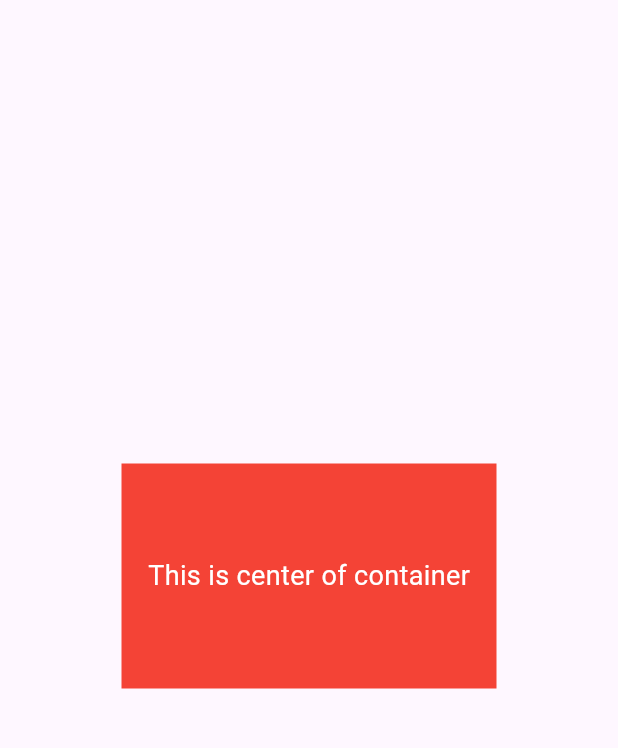
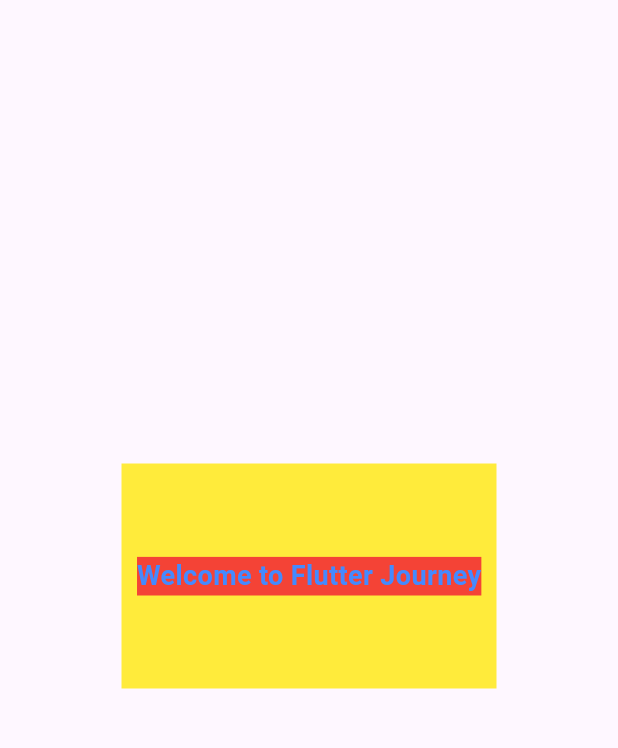
Before and after one commit to thisisdishang/JourneyToFlutter, a Flutter app: the screen it shows after launch, on a phone screen of 412 x 824 dp, the part 84-832 px from its top. Run offline on Flutter 3.47's test engine with Material 3 defaults, Android fonts, the phone set to English and light mode, and no system bars.

Commit message:
learn text widget and their style

```diff
--- a/lib/main.dart
+++ b/lib/main.dart
@@ -44,18 +44,21 @@ class _MyHomePageState extends State<MyHomePage> {
         child: Container(
           width: 250,
           height: 150,
-          color: Colors.red,
+          color: Colors.yellow,
           child: Center(
             child: Text(
-              'This is center of container',
+              'Welcome to Flutter Journey',
               style: TextStyle(
                 fontSize: 18,
-                color: Colors.white,
+                color: Colors.blueAccent,
+                fontWeight: FontWeight.bold,
+                backgroundColor: Colors.red,
               ),
             ),
           ),
         ),
-      ), // This trailing comma makes auto-formatting nicer for build methods.
+      ),
+     // This trailing comma makes auto-formatting nicer for build methods.
     );
   }
 }
```
